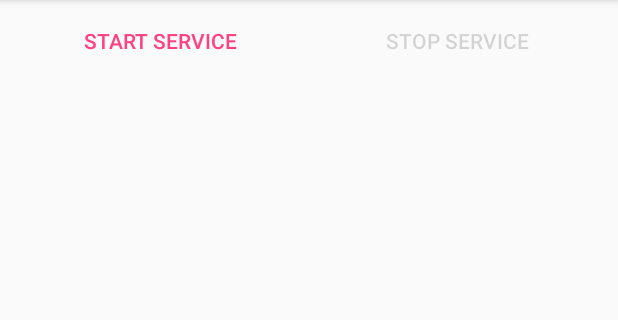
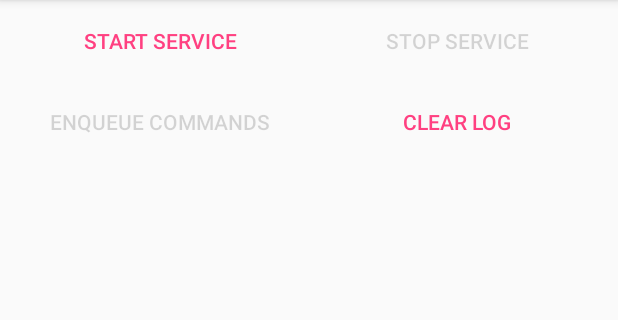
Before and after one commit to eltonvs/vehicle-data-collector, an Android app: the screen it shows after launch (MainActivity), on a phone screen of 412 x 824 dp, the part 84-404 px from its top. Run offline under Robolectric (Android 15) with nearby library versions, the phone set to English and light mode, and no system bars.

Commit message:
Create button to enqueue tasks (default OBD commands) and add Clear Log

```diff
--- a/app/src/main/java/br/ufrn/imd/vdc/activities/MainActivity.java
+++ b/app/src/main/java/br/ufrn/imd/vdc/activities/MainActivity.java
@@ -22,6 +22,7 @@ public class MainActivity extends TaskProgressListener implements View.OnClickLi
     ObdServiceManager serviceManager = new ObdServiceManager(this);
     Button btnStartService;
     Button btnStopService;
+    Button btnEnqueueCommands;
 
     @Override
     protected void onCreate(Bundle savedInstanceState) {
@@ -34,8 +35,15 @@ public class MainActivity extends TaskProgressListener implements View.OnClickLi
     private void setup() {
         btnStartService = (Button) findViewById(R.id.btn_start_service);
         btnStopService = (Button) findViewById(R.id.btn_stop_service);
+        btnEnqueueCommands = (Button) findViewById(R.id.btn_enqueue_commands);
+
         btnStartService.setOnClickListener(this);
+        btnEnqueueCommands.setOnClickListener(this);
         btnStopService.setOnClickListener(this);
+
+        // Clear log button
+        Button btnClearLog = (Button) findViewById(R.id.btn_clear_log);
+        btnClearLog.setOnClickListener(this);
 
         Toolbar toolbar = (Toolbar) findViewById(R.id.toolbar);
         setSupportActionBar(toolbar);
@@ -82,15 +90,28 @@ public class MainActivity extends TaskProgressListener implements View.OnClickLi
                 Log.d(TAG, "onClick: Calling doUnbindService()");
                 serviceManager.doUnbindService();
                 break;
+            case R.id.btn_enqueue_commands:
+                Log.d(TAG, "onClick: Enqueuing commands");
+                serviceManager.enqueueDefaultCommands();
+                break;
+            case R.id.btn_clear_log:
+                Log.d(TAG, "onClick: Clearing OBD Commands Log");
+                clearObdLog();
+                break;
             default:
                 break;
         }
     }
 
+    private void clearObdLog() {
+        TextView tvResultsLog = (TextView) findViewById(R.id.tv_results);
+        tvResultsLog.setText("");
+    }
+
     @Override
     public void updateState(CommandTask task) {
-        TextView tvResults = (TextView) findViewById(R.id.tv_results);
-        tvResults.setText(tvResults.getText() + task.getCommand().getName() + " = " + task.getCommand().getFormattedResult() + "\n");
+        TextView tvResultsLog = (TextView) findViewById(R.id.tv_results);
+        tvResultsLog.setText(tvResultsLog.getText() + task.getCommand().getName() + " = " + task.getCommand().getFormattedResult() + "\n");
     }
 
     @Override
@@ -99,21 +120,25 @@ public class MainActivity extends TaskProgressListener implements View.OnClickLi
             case CONNECTED:
                 btnStartService.setEnabled(false);
                 btnStopService.setEnabled(true);
+                btnEnqueueCommands.setEnabled(true);
                 break;
             case DISCONNECTED:
                 setActionBarSubtitle(getString(R.string.disconnected));
                 btnStartService.setEnabled(true);
                 btnStopService.setEnabled(false);
+                btnEnqueueCommands.setEnabled(false);
                 break;
             case CONNECTING:
                 setActionBarSubtitle(getString(R.string.connecting));
                 btnStartService.setEnabled(false);
                 btnStopService.setEnabled(false);
+                btnEnqueueCommands.setEnabled(false);
                 break;
             case DISCONNECTING:
                 setActionBarSubtitle(getString(R.string.disconnecting));
                 btnStartService.setEnabled(false);
                 btnStopService.setEnabled(false);
+                btnEnqueueCommands.setEnabled(false);
                 break;
             default:
                 Log.d(TAG, "updateState: Unhandled option");
--- a/app/src/main/res/layout/content_main.xml
+++ b/app/src/main/res/layout/content_main.xml
@@ -37,6 +37,29 @@
             android:text="@string/stop_service" />
     </LinearLayout>
 
+    <LinearLayout
+        style="?android:attr/buttonBarStyle"
+        android:layout_width="match_parent"
+        android:layout_height="wrap_content"
+        android:orientation="horizontal">
+
+        <Button
+            android:id="@+id/btn_enqueue_commands"
+            style="?android:attr/buttonBarButtonStyle"
+            android:layout_width="match_parent"
+            android:layout_height="wrap_content"
+            android:layout_weight="1"
+            android:text="@string/enqueue_commands" />
+
+        <Button
+            android:id="@+id/btn_clear_log"
+            style="?android:attr/buttonBarButtonStyle"
+            android:layout_width="match_parent"
+            android:layout_height="wrap_content"
+            android:layout_weight="1"
+            android:text="@string/clear_log" />
+    </LinearLayout>
+
     <ScrollView
         android:layout_width="match_parent"
         android:layout_height="wrap_content"
--- a/app/src/main/res/values/strings.xml
+++ b/app/src/main/res/values/strings.xml
@@ -10,6 +10,8 @@
     <string name="disconnected">Disconnected</string>
     <string name="start_service">Start Service</string>
     <string name="stop_service">Stop Service</string>
+    <string name="enqueue_commands">Enqueue Commands</string>
+    <string name="clear_log">Clear Log</string>
 
     <!-- Start Main Activity Strings -->
 
```
Also changed, not shown: app/src/main/java/br/ufrn/imd/vdc/io/ObdServiceManager.java (+10 -0 lines).
